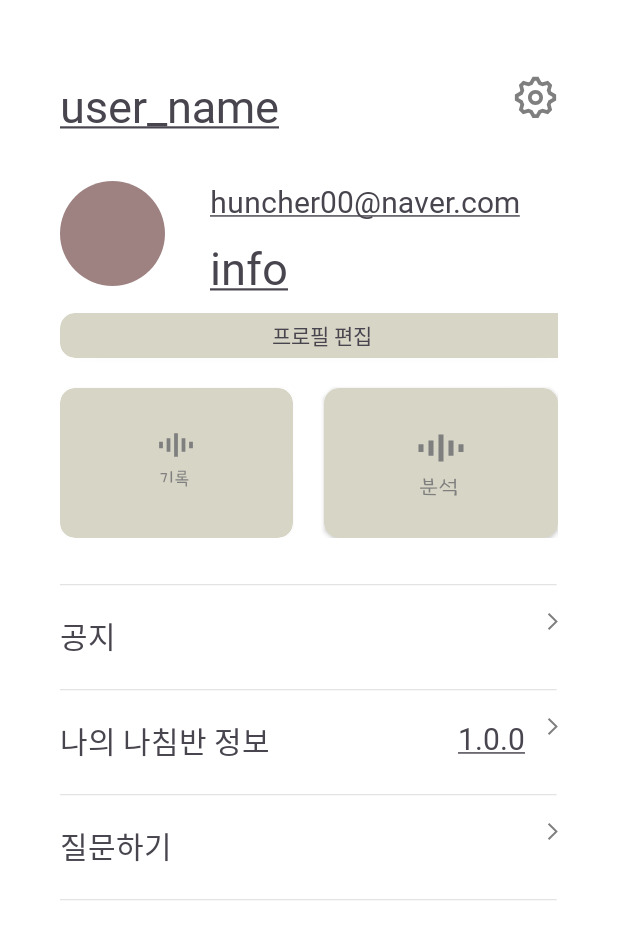
After one commit to RakunKo/term_project, an Android app: the layout fragment_myprofile.xml on its own in the app's theme, with its tools: preview values and no code run, on a phone screen of 412 x 824 dp. The commit adds this screen. Shown: the top 939 px of the screen. Run offline under Robolectric (Android 15) with nearby library versions, the phone set to English and light mode, and no system bars.

Commit message:
fragment_myprofile submit

```diff
--- /dev/null
+++ b/app/src/main/res/drawable/arrow_more_ios.xml
@@ -0,0 +1,10 @@
+<vector xmlns:android="http://schemas.android.com/apk/res/android"
+    android:width="7dp"
+    android:height="11dp"
+    android:viewportWidth="7"
+    android:viewportHeight="11">
+  <path
+      android:pathData="M0.558,0.942L1.442,0.058L6.884,5.5L1.442,10.942L0.558,10.058L5.116,5.5L0.558,0.942Z"
+      android:fillColor="#7F7F7F"
+      android:fillType="evenOdd"/>
+</vector>
--- /dev/null
+++ b/app/src/main/res/drawable/profile_analysis_ic.xml
@@ -0,0 +1,13 @@
+<vector xmlns:android="http://schemas.android.com/apk/res/android"
+    android:width="24dp"
+    android:height="39dp"
+    android:viewportWidth="24"
+    android:viewportHeight="39">
+  <path
+      android:pathData="M8.195,30.615V29.658H5.773L5.871,30.674L8.195,30.615ZM4.992,27.803H5.637L5.754,29.092H8.117L8.02,27.842L8.664,27.803L8.879,31.279H5.656L5.227,30.986L4.992,27.803ZM7.707,33.096V35.107H7.082V33.096H3.625L3.664,32.549H10.481V33.018L7.707,33.096ZM5.324,36.436L4.895,36.104V33.916H5.5V35.771L9.934,35.869C9.934,35.999 9.934,36.1 9.934,36.172C9.94,36.25 9.943,36.309 9.943,36.348C9.943,36.387 9.943,36.416 9.943,36.436C9.95,36.455 9.953,36.475 9.953,36.494L5.324,36.436ZM11.34,32.725L12.981,30.068V28.291L13.566,28.252V29.971L15.715,32.08L15.363,32.588L13.41,30.693L11.887,33.076L11.34,32.725ZM17.941,27.998V33.076L17.316,33.135V30.283H14.973V29.658H17.277V28.018L17.941,27.998ZM18.234,36.689H17.277L17.551,34.482H12.727V33.838H17.883L18.234,34.248V36.689Z"
+      android:fillColor="#7F7F7F"/>
+  <path
+      android:pathData="M11,19H13V5H11V19ZM17,16H15V8H17V16ZM21,14H19V10H21V14ZM9,16H7V8H9V16ZM3,14H5V10H3V14Z"
+      android:fillColor="#7F7F7F"
+      android:fillType="evenOdd"/>
+</vector>
--- /dev/null
+++ b/app/src/main/res/drawable/profile_dotted_ic.xml
@@ -0,0 +1,11 @@
+<vector xmlns:android="http://schemas.android.com/apk/res/android"
+    android:width="360dp"
+    android:height="10dp"
+    android:viewportWidth="360"
+    android:viewportHeight="10">
+  <path
+      android:strokeWidth="1"
+      android:pathData="M-0,0.51L359,0.5"
+      android:fillColor="#00000000"
+      android:strokeColor="#DADADA"/>
+</vector>
--- /dev/null
+++ b/app/src/main/res/drawable/profile_edit_btn.xml
@@ -0,0 +1,10 @@
+<vector xmlns:android="http://schemas.android.com/apk/res/android"
+    android:width="301dp"
+    android:height="25dp"
+    android:viewportWidth="301"
+    android:viewportHeight="25">
+  <path
+      android:pathData="M5,0L296,0A5,5 0,0 1,301 5L301,20A5,5 0,0 1,296 25L5,25A5,5 0,0 1,0 20L0,5A5,5 0,0 1,5 0z"
+      android:fillColor="#D7D5C5"
+      android:fillAlpha="0.41"/>
+</vector>
--- /dev/null
+++ b/app/src/main/res/drawable/profile_img_ic.xml
@@ -0,0 +1,9 @@
+<vector xmlns:android="http://schemas.android.com/apk/res/android"
+    android:width="76dp"
+    android:height="76dp"
+    android:viewportWidth="76"
+    android:viewportHeight="76">
+  <path
+      android:pathData="M38,38m-38,0a38,38 0,1 1,76 0a38,38 0,1 1,-76 0"
+      android:fillColor="#9E8282"/>
+</vector>
--- /dev/null
+++ b/app/src/main/res/drawable/profile_record_ic.xml
@@ -0,0 +1,13 @@
+<vector xmlns:android="http://schemas.android.com/apk/res/android"
+    android:width="32dp"
+    android:height="45dp"
+    android:viewportWidth="32"
+    android:viewportHeight="45">
+  <path
+      android:pathData="M11.258,29.287L9.793,34.326L9.129,34.189L10.477,29.56H7.723L7.781,28.799H10.945L11.258,29.287ZM13.113,34.463V27.783H13.914V34.463H13.113ZM17.078,27.49H21.16V29.834H17.488V30.928H21.551V31.494H19.578L19.656,32.607H22.547V33.291H15.711V32.549H18.953L18.885,31.553H17.254L16.785,31.143V29.268H20.535V28.096H17.098L17.078,27.49ZM21.844,36.826H21.141V34.736H16.531V34.072H21.492L21.844,34.482V36.826Z"
+      android:fillColor="#7F7F7F"/>
+  <path
+      android:pathData="M15,19H17V5H15V19ZM21,16H19V8H21V16ZM25,14H23V10H25V14ZM13,16H11V8H13V16ZM7,14H9V10H7V14Z"
+      android:fillColor="#7F7F7F"
+      android:fillType="evenOdd"/>
+</vector>
--- /dev/null
+++ b/app/src/main/res/drawable/setting_ic.xml
@@ -0,0 +1,10 @@
+<vector xmlns:android="http://schemas.android.com/apk/res/android"
+    android:width="20dp"
+    android:height="20dp"
+    android:viewportWidth="20"
+    android:viewportHeight="20">
+  <path
+      android:pathData="M15.547,17.414L17.395,15.566L16.744,13.203L17.027,12.525L19.167,11.318V8.705L17.033,7.493L16.755,6.817L17.413,4.452L15.564,2.606L13.2,3.256L12.525,2.973L11.317,0.833H8.705L7.492,2.967L6.817,3.245L4.452,2.586L2.606,4.432L3.256,6.796L2.973,7.472L0.833,8.679V11.291L2.965,12.506L3.244,13.183L2.585,15.548L4.432,17.394L6.796,16.744L7.472,17.027L8.679,19.166H11.292L12.506,17.034L13.182,16.755L15.547,17.414ZM15.711,11.355L14.984,13.09L15.53,15.074L15.057,15.547L13.077,14.996L11.341,15.712L10.323,17.499H9.652L8.643,15.711L6.91,14.984L4.925,15.53L4.452,15.057L5.003,13.078L4.287,11.342L2.5,10.323V9.653L4.289,8.643L5.016,6.91L4.47,4.925L4.942,4.453L6.921,5.005L8.658,4.289L9.674,2.5H10.344L11.354,4.289L13.087,5.016L15.073,4.47L15.547,4.943L14.995,6.922L15.711,8.659L17.5,9.675V10.345L15.711,11.355ZM10,13.333C8.159,13.333 6.667,11.841 6.667,10C6.667,8.159 8.159,6.667 10,6.667C11.841,6.667 13.333,8.159 13.333,10C13.333,11.841 11.841,13.333 10,13.333ZM11.667,10C11.667,10.92 10.92,11.667 10,11.667C9.08,11.667 8.333,10.92 8.333,10C8.333,9.08 9.08,8.333 10,8.333C10.92,8.333 11.667,9.08 11.667,10Z"
+      android:fillColor="#7F7F7F"
+      android:fillType="evenOdd"/>
+</vector>
--- /dev/null
+++ b/app/src/main/res/layout/fragment_myprofile.xml
@@ -0,0 +1,266 @@
+<?xml version="1.0" encoding="utf-8"?>
+<androidx.constraintlayout.widget.ConstraintLayout
+    xmlns:android="http://schemas.android.com/apk/res/android"
+    android:layout_width="match_parent"
+    android:layout_height="match_parent"
+    xmlns:app="http://schemas.android.com/apk/res-auto"
+    android:background="@color/white"
+    android:paddingTop="50dp"
+    android:paddingStart="40dp"
+    android:paddingEnd="40dp">
+
+    <TextView
+        android:id="@+id/myprofile_name_tv"
+        android:layout_width="wrap_content"
+        android:layout_height="wrap_content"
+        android:fontFamily="@font/poorstory_regular"
+        android:text="@string/user_name"
+        app:layout_constraintTop_toTopOf="parent"
+        app:layout_constraintLeft_toLeftOf="parent"
+        android:textSize="30sp"
+        />
+    <ImageButton
+        android:id="@+id/myprofile_setting_btn"
+        android:background="@color/transparent"
+        android:layout_width="30dp"
+        android:layout_height="30dp"
+        android:scaleType="fitXY"
+        android:src="@drawable/setting_ic"
+        app:layout_constraintEnd_toEndOf="parent"
+        app:layout_constraintTop_toTopOf="@id/myprofile_name_tv"
+        />
+    <LinearLayout
+        android:id="@+id/myprofile_user_info_ll"
+        android:orientation="horizontal"
+        android:layout_width="match_parent"
+        android:layout_height="wrap_content"
+        app:layout_constraintTop_toBottomOf="@id/myprofile_name_tv"
+        android:layout_marginTop="30dp">
+        <androidx.constraintlayout.widget.ConstraintLayout
+            android:layout_width="wrap_content"
+            android:layout_height="wrap_content">
+
+        </androidx.constraintlayout.widget.ConstraintLayout>
+        <ImageView
+            android:src="@drawable/profile_img_ic"
+            android:layout_width="70dp"
+            android:layout_height="70dp"
+            android:scaleType="fitXY"
+            android:id="@+id/myprofile_profile_img_iv"
+            app:layout_constraintTop_toBottomOf="@id/myprofile_name_tv"
+            />
+        <androidx.constraintlayout.widget.ConstraintLayout
+            android:layout_width="wrap_content"
+            android:layout_marginLeft="30dp"
+            android:layout_height="wrap_content">
+
+            <TextView
+                android:id="@+id/myprofile_email_tv"
+                android:fontFamily="@font/poorstory_regular"
+                android:textSize="20sp"
+                android:text="@string/user_email"
+                android:layout_marginTop="10dp"
+                android:layout_width="wrap_content"
+                android:layout_height="wrap_content"
+                />
+            <TextView
+                android:layout_width="wrap_content"
+                android:layout_height="wrap_content"
+                android:id="@+id/myprofile_info_tv"
+                android:textSize="30sp"
+                android:text="@string/user_info"
+                android:layout_marginTop="10dp"
+                app:layout_constraintTop_toBottomOf="@id/myprofile_email_tv"
+                android:fontFamily="@font/poorstory_regular"/>
+        </androidx.constraintlayout.widget.ConstraintLayout>
+    </LinearLayout>
+   <androidx.cardview.widget.CardView
+       android:id="@+id/myprofile_profile_edit_cv"
+       android:layout_marginTop="10dp"
+       android:layout_width="350dp"
+       android:layout_height="30dp"
+       app:cardCornerRadius="10dp"
+       app:cardBackgroundColor="@color/clear_ivory"
+       app:layout_constraintTop_toBottomOf="@id/myprofile_user_info_ll">
+
+       <TextView
+           android:id="@+id/myprofile_profile_edit_tv"
+           android:layout_width="wrap_content"
+           android:layout_height="wrap_content"
+           android:text="프로필 편집"
+           android:fontFamily="@font/poorstory_regular"
+           android:layout_gravity="center"/>
+   </androidx.cardview.widget.CardView>
+    <LinearLayout
+        android:id="@+id/myprofile_button_layout_ll"
+        android:layout_marginTop="10dp"
+        app:layout_constraintTop_toBottomOf="@id/myprofile_profile_edit_cv"
+        android:layout_width="match_parent"
+        android:layout_height="wrap_content"
+        android:orientation="horizontal">
+
+        <androidx.cardview.widget.CardView
+            android:id="@+id/myprofile_record_cv"
+            android:layout_width="wrap_content"
+            android:layout_height="100dp"
+            android:layout_marginTop="10dp"
+            android:layout_marginEnd="15dp"
+            android:layout_weight="1"
+            app:cardBackgroundColor="@color/clear_ivory"
+            app:cardCornerRadius="10dp">
+
+            <ImageButton
+                android:layout_width="40dp"
+                android:layout_height="50dp"
+                android:layout_gravity="center"
+                android:background="@color/transparent"
+                android:scaleType="fitXY"
+                android:src="@drawable/profile_record_ic" />
+        </androidx.cardview.widget.CardView>
+
+        <androidx.cardview.widget.CardView
+            android:layout_marginTop="10dp"
+            android:layout_width="wrap_content"
+            android:layout_height="100dp"
+            android:layout_weight="1"
+            android:layout_marginStart="5dp"
+            android:id="@+id/myprofile_analysis_cv"
+            app:cardBackgroundColor="@color/clear_ivory"
+            app:cardCornerRadius="10dp">
+
+            <ImageButton
+                android:background="@color/transparent"
+                android:layout_width="40dp"
+                android:layout_height="50dp"
+                android:scaleType="fitXY"
+                android:src="@drawable/profile_analysis_ic"
+                android:layout_gravity="center"/>
+        </androidx.cardview.widget.CardView>
+    </LinearLayout>
+    <ImageView
+        android:layout_marginTop="30dp"
+        android:layout_height="0dp"
+        android:layout_width="match_parent"
+        android:id="@+id/myprofile_dotted_line_iv"
+        app:layout_constraintTop_toBottomOf="@id/myprofile_button_layout_ll"
+        android:src="@drawable/profile_dotted_ic"
+        />
+    <LinearLayout
+        android:layout_marginTop="10dp"
+        app:layout_constraintTop_toBottomOf="@id/myprofile_dotted_line_iv"
+        android:layout_width="match_parent"
+        android:layout_height="wrap_content"
+        android:id="@+id/myprofile_notice_layout_ll"
+        android:orientation="horizontal">
+        <androidx.constraintlayout.widget.ConstraintLayout
+            android:layout_width="match_parent"
+            android:layout_height="wrap_content">
+            <TextView
+                android:layout_width="wrap_content"
+                android:layout_height="wrap_content"
+                android:text="공지"
+                android:textSize="20sp"
+                android:fontFamily="@font/poorstory_regular"
+                app:layout_constraintStart_toStartOf="parent"/>
+
+            <ImageButton
+                app:layout_constraintEnd_toEndOf="parent"
+                android:layout_width="wrap_content"
+                android:layout_height="match_parent"
+                android:background="@color/transparent"
+                android:scaleType="fitXY"
+                android:src="@drawable/arrow_more_ios" />
+        </androidx.constraintlayout.widget.ConstraintLayout>
+    </LinearLayout>
+    <ImageView
+        android:id="@+id/myprofile_dotted_line2_iv"
+        android:layout_marginTop="20dp"
+        android:layout_height="0dp"
+        android:layout_width="match_parent"
+        app:layout_constraintTop_toBottomOf="@id/myprofile_notice_layout_ll"
+        android:src="@drawable/profile_dotted_ic"
+        />
+    <LinearLayout
+        android:layout_marginTop="10dp"
+        app:layout_constraintTop_toBottomOf="@id/myprofile_dotted_line2_iv"
+        android:layout_width="match_parent"
+        android:layout_height="wrap_content"
+        android:id="@+id/myprofile_compass_info_layout_ll"
+        android:orientation="horizontal">
+        <androidx.constraintlayout.widget.ConstraintLayout
+            android:layout_width="match_parent"
+            android:layout_height="wrap_content">
+            <TextView
+                android:id="@+id/myprofile_compass_info_tv"
+                android:layout_width="wrap_content"
+                android:layout_height="wrap_content"
+                android:text="나의 나침반 정보"
+                android:textSize="20sp"
+                android:fontFamily="@font/poorstory_regular"
+                app:layout_constraintStart_toStartOf="parent"/>
+
+
+            <ImageButton
+                android:id="@+id/myprofile_compass_info_more_btn"
+                app:layout_constraintEnd_toEndOf="parent"
+                android:layout_width="wrap_content"
+                android:layout_height="match_parent"
+                android:background="@color/transparent"
+                android:scaleType="fitXY"
+                android:src="@drawable/arrow_more_ios" />
+            <TextView
+                android:layout_marginStart="110dp"
+                android:id="@+id/myprofile_compass_version_tv"
+                android:layout_width="wrap_content"
+                android:layout_height="wrap_content"
+                android:text="@string/version_info"
+                android:textSize="20sp"
+                android:fontFamily="@font/poorstory_regular"
+                app:layout_constraintStart_toEndOf="@id/myprofile_compass_info_tv"
+                app:layout_constraintEnd_toStartOf="@id/myprofile_compass_info_more_btn"/>
+        </androidx.constraintlayout.widget.ConstraintLayout>
+    </LinearLayout>
+    <ImageView
+        android:id="@+id/myprofile_dotted_line3_iv"
+        android:layout_marginTop="20dp"
+        android:layout_height="0dp"
+        android:layout_width="match_parent"
+        app:layout_constraintTop_toBottomOf="@id/myprofile_compass_info_layout_ll"
+        android:src="@drawable/profile_dotted_ic"
+        />
+    <LinearLayout
+        android:layout_marginTop="10dp"
+        app:layout_constraintTop_toBottomOf="@id/myprofile_dotted_line3_iv"
+        android:layout_width="match_parent"
+        android:layout_height="wrap_content"
+        android:id="@+id/myprofile_question_layout_ll"
+        android:orientation="horizontal">
+        <androidx.constraintlayout.widget.ConstraintLayout
+            android:layout_width="match_parent"
+            android:layout_height="wrap_content">
+            <TextView
+                android:layout_width="wrap_content"
+                android:layout_height="wrap_content"
+                android:text="질문하기"
+                android:textSize="20sp"
+                android:fontFamily="@font/poorstory_regular"
+                app:layout_constraintStart_toStartOf="parent"/>
+
+            <ImageButton
+                app:layout_constraintEnd_toEndOf="parent"
+                android:layout_width="wrap_content"
+                android:layout_height="match_parent"
+                android:background="@color/transparent"
+                android:scaleType="fitXY"
+                android:src="@drawable/arrow_more_ios" />
+        </androidx.constraintlayout.widget.ConstraintLayout>
+    </LinearLayout>
+    <ImageView
+        android:id="@+id/myprofile_dotted_line4_iv"
+        android:layout_marginTop="20dp"
+        android:layout_height="0dp"
+        android:layout_width="match_parent"
+        app:layout_constraintTop_toBottomOf="@id/myprofile_question_layout_ll"
+        android:src="@drawable/profile_dotted_ic"
+        />
+</androidx.constraintlayout.widget.ConstraintLayout>
--- a/app/src/main/res/values/colors.xml
+++ b/app/src/main/res/values/colors.xml
@@ -29,4 +29,5 @@
     <color name="toast_gray">#99000000</color>
     <color name="red">#FF0000</color>
     <color name="navi_gray">#676D75</color>
+    <color name="clear_ivory">#D7D5C5</color>
 </resources>
--- a/app/src/main/res/values/strings.xml
+++ b/app/src/main/res/values/strings.xml
@@ -1,3 +1,7 @@
 <resources>
     <string name="app_name">term_project</string>
+    <string name="user_name"><u>user_name</u></string>
+    <string name="user_email"><u>huncher00@naver.com</u></string>
+    <string name="user_info"><u>info</u></string>
+    <string name="version_info"><u>1.0.0</u></string>
 </resources>
```
